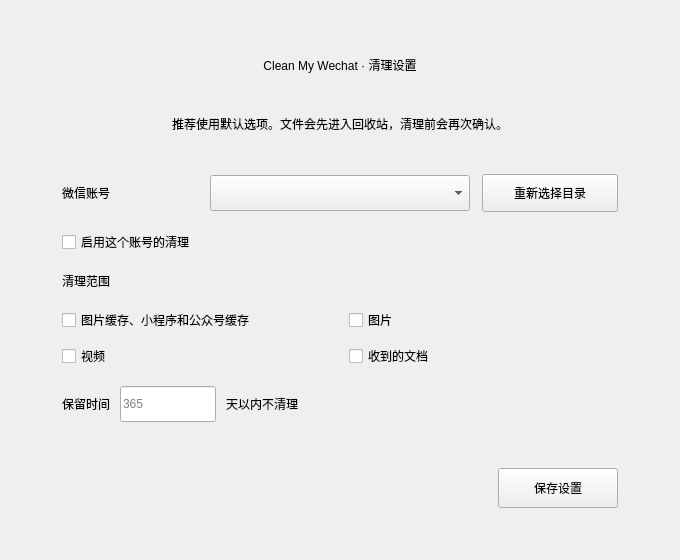
blackboxo/CleanMyWechat, file images/config.ui: the form before one commit.
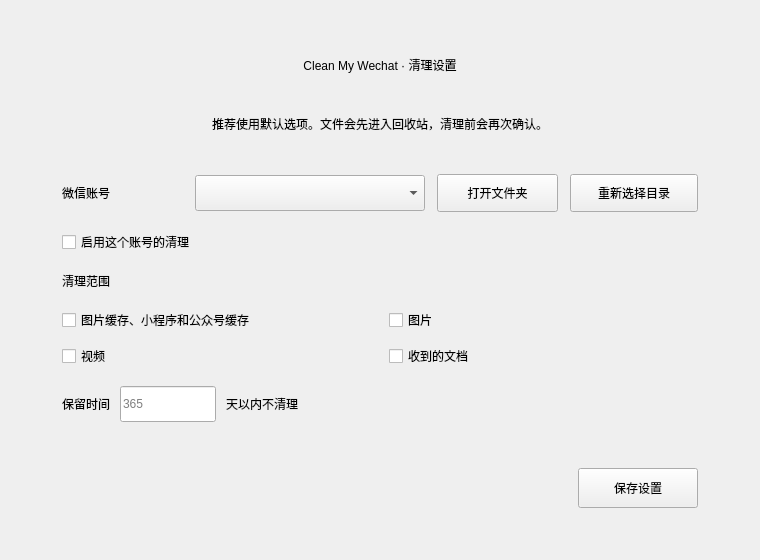
The form after the commit. Icons and pictures are not drawn.

Commit message: Add account folder shortcut

The edit to the form file:
```diff
--- a/images/config.ui
+++ b/images/config.ui
@@ -6,13 +6,13 @@
    <rect>
     <x>0</x>
     <y>0</y>
-    <width>680</width>
+    <width>760</width>
     <height>560</height>
    </rect>
   </property>
   <property name="minimumSize">
    <size>
-    <width>680</width>
+    <width>760</width>
     <height>560</height>
    </size>
   </property>
@@ -104,7 +104,7 @@
     border-radius: 19px;
     font-size: 14px;
 }
-QPushButton#btn_file {
+QPushButton#btn_file, QPushButton#btn_open_account {
     color: #486256;
     background-color: #f1f7f3;
     border: 1px solid #d3e4d8;
@@ -195,7 +195,7 @@
           <widget class="QLabel" name="accountLabel">
            <property name="minimumSize">
             <size>
-             <width>92</width>
+             <width>82</width>
              <height>0</height>
             </size>
            </property>
@@ -208,12 +208,25 @@
           <widget class="QComboBox" name="combo_user">
            <property name="minimumSize">
             <size>
-             <width>260</width>
+             <width>230</width>
              <height>36</height>
             </size>
            </property>
           </widget>
          </item>
+         <item>
+          <widget class="QPushButton" name="btn_open_account">
+           <property name="minimumSize">
+            <size>
+             <width>112</width>
+             <height>38</height>
+            </size>
+           </property>
+           <property name="text">
+            <string>打开文件夹</string>
+           </property>
+          </widget>
+         </item>
          <item>
           <widget class="QPushButton" name="btn_file">
            <property name="minimumSize">
```
Left out of the diff: 3 changed lines with no effect on the pictures. The commit also changes 1 other file.
